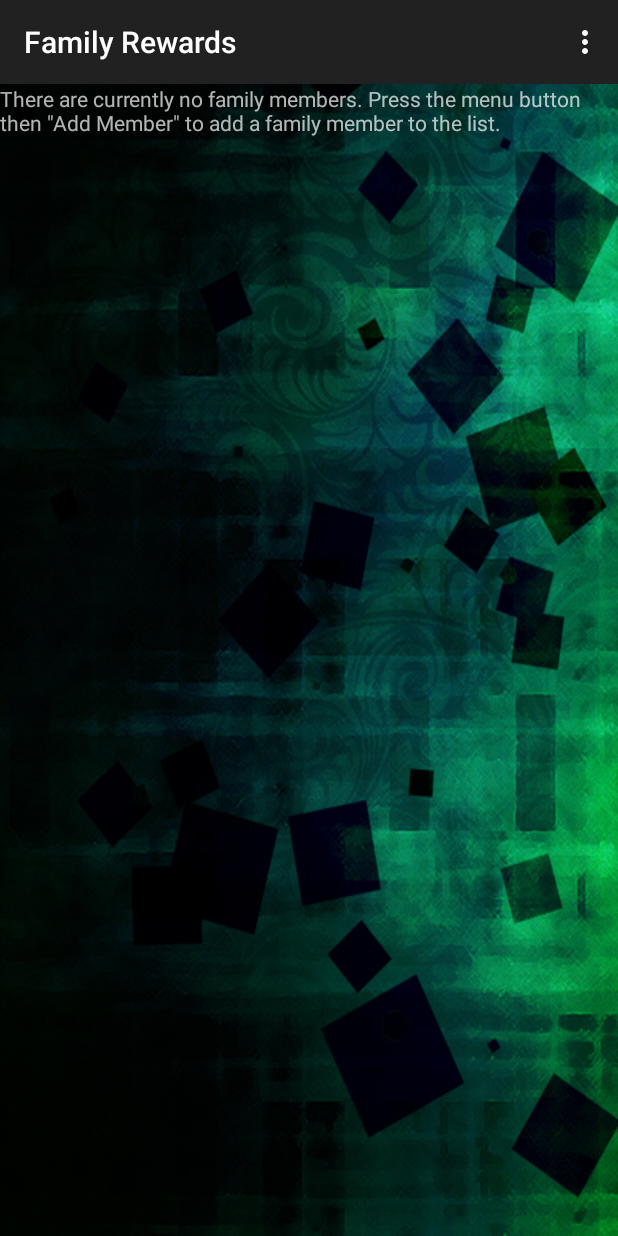
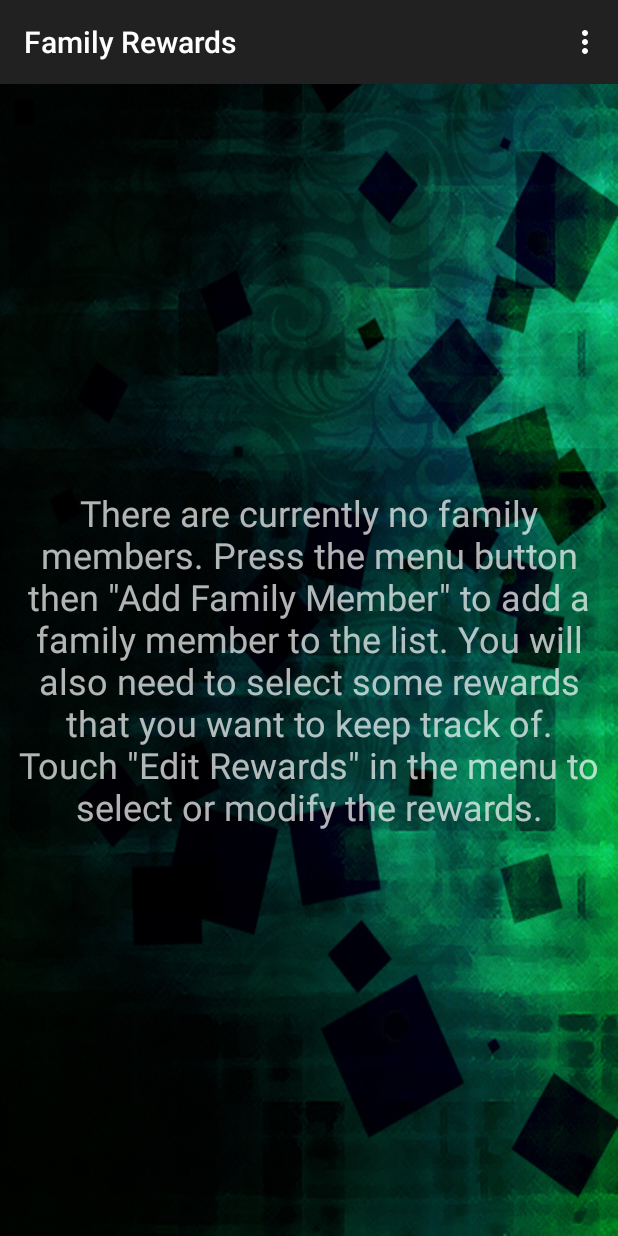
Before and after one commit to mccauley/FamilyCoupons, an Android app: the screen it shows after launch (FamilyListActivity), on a phone screen of 412 x 824 dp. Run offline under Robolectric (Android 15) with nearby library versions, the light colour scheme and no system bars.

Commit message:
updated some verbiage

```diff
--- a/app/src/main/res/layout/member_list.xml
+++ b/app/src/main/res/layout/member_list.xml
@@ -12,6 +12,10 @@
     <TextView
         android:id="@+id/empty_view"
         android:layout_width="wrap_content"
-        android:layout_height="wrap_content"
+        android:layout_height="match_parent"
+        android:gravity="center"
+        android:textSize="24sp"
+        android:paddingLeft="12dp"
+        android:paddingRight="12dp"
         android:text="@string/no_members" />
 </LinearLayout>
--- a/app/src/main/res/values/strings.xml
+++ b/app/src/main/res/values/strings.xml
@@ -1,19 +1,19 @@
 <?xml version="1.0" encoding="utf-8"?>
 <resources xmlns:android="http://schemas.android.com/apk/res/android">
-    <string name="no_members">There are currently no family members. Press the menu button then \"Add Member\" to add a family member to the list.</string>
+    <string name="no_members">There are currently no family members. Press the menu button then \"Add Family Member\" to add a family member to the list. You will also need to select some rewards that you want to keep track of. Touch \"Edit Rewards\" in the menu to select or modify the rewards.</string>
     <string name="app_name">Family Rewards</string>
-    <string name="menu_item_add_member">Add Member</string>
-    <string name="menu_item_edit_coupons">Edit Coupons</string>
+    <string name="menu_item_add_member">Add Family Member</string>
+    <string name="menu_item_edit_coupons">Edit Rewards</string>
     <string name="name_str">Name</string>
     <string name="save">Save</string>
     <string name="cancel">Cancel</string>
     <string name="done">Done</string>
     <string name="description">Description</string>
     <string name="package_string">com.familycoupons</string>
-    <string name="emc_add_coupon_type">Add Coupon Type</string>
+    <string name="emc_add_coupon_type">Add Reward Type</string>
     <string name="delete">Delete</string>
     <string name="edit">Edit</string>
-    <string name="menu_item_edit_member">Edit Member</string>
+    <string name="menu_item_edit_member">Edit Family Member</string>
     <string name="which_member">Select a Family Member to edit</string>
     <string name="icon">Icon</string>
 </resources>
```
